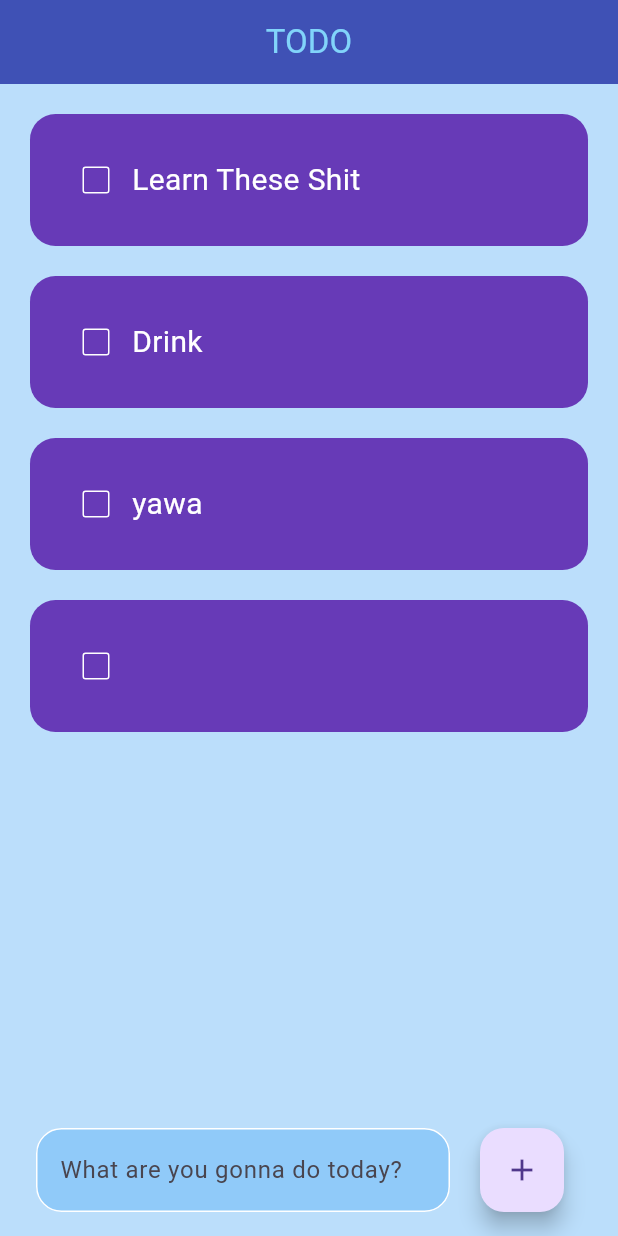
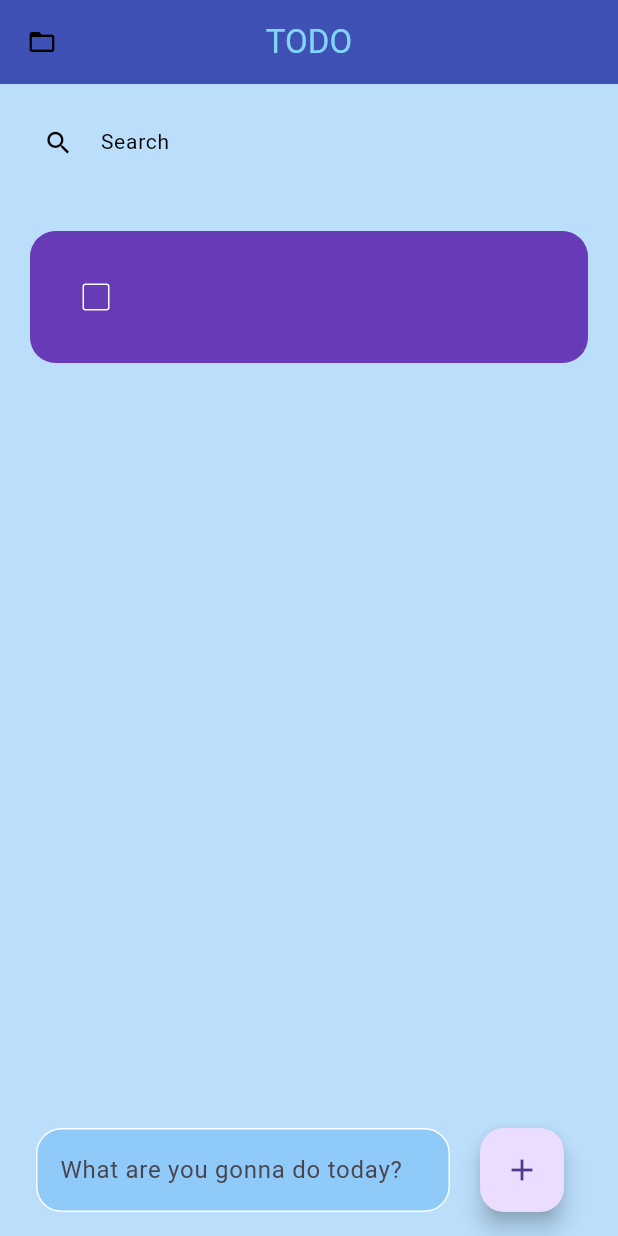
Before and after one commit to DymNomZ/todo_app_5stack, a Flutter app: the screen it shows after launch, after a tap on the "add" icon, on a phone screen of 412 x 824 dp. Run offline on Flutter 3.47's test engine with Material 3 defaults, Android fonts, the phone set to English and light mode, and no system bars; drawn by our look-alikes of flutter_slidable.

Commit message:
Added search and view functions. Working on grouping

```diff
--- a/lib/home_page.dart
+++ b/lib/home_page.dart
@@ -1,38 +1,87 @@
-import 'package:flutter/cupertino.dart';
 import 'package:flutter/material.dart';
-import 'package:todo_app_5stack/utils/todo_list.dart';
+import 'package:todo_app_5stack/group_page.dart';
+import 'package:todo_app_5stack/utils/search_field.dart';
+import 'package:todo_app_5stack/utils/todo_note.dart';
 
 class HomePage extends StatefulWidget {
-  HomePage({super.key});
+
+  static List groupList = ['Main'];
+  static List filteredGroups = [];
+  static String currentGroup = 'Main';
+
+  const HomePage({super.key});
 
   @override
   State<HomePage> createState() => _HomePageState();
 }
 
 class _HomePageState extends State<HomePage> {
-  final _controller = TextEditingController();
-  List toDoList = [
-    ['Learn These Shit', false],
-    ['Drink', false],
-    ['yawa', false],
-  ];
 
-  void checkBoxChanged(int idx){
+  final TextEditingController _titleController = TextEditingController();
+
+  List todoNoteList = [];
+  List filteredTodoNoteList = [];
+  TextEditingController _contentController = TextEditingController();
+  // TextEditingController _folderName = TextEditingController();
+  // bool isMoving = false;
+
+  // fillNoteList(){
+  //   setState(() {
+  //     filteredNotes = noteBox.values.where((note) => note.folder == cf).toList();
+  //   });
+  // }
+
+  // fillFolderList(){
+  //   setState(() {
+  //     filteredFolders = folderBox.values.toList();
+  //   });
+  // }
+
+  // checkFolderBox(){
+  //   if(folderBox.isEmpty) {
+  //     setState(() {
+  //       folderBox.put(0, 'Notes');
+  //     });
+  //   }
+  // }
+
+  @override
+  void initState(){
+    super.initState();
+  }
+
+  void onSearchTextChanged(String searchText) {
     setState(() {
-      toDoList[idx][1] = !toDoList[idx][1];
+      if(searchText.isNotEmpty) {
+          filteredTodoNoteList = todoNoteList
+        .where((todonote) =>
+            (todonote.taskName.toLowerCase().contains(searchText.toLowerCase()) ||
+            (todonote.content.toLowerCase().contains(searchText.toLowerCase())) &&
+            (todonote.groupName == HomePage.currentGroup)))
+        .toList();
+      }
+      else {
+        filteredTodoNoteList = todoNoteList;
+      }
     });
   }
 
   void newTask(){
     setState(() {
-      toDoList.add([_controller.text, false]);
-      _controller.clear();
+      todoNoteList.add(
+        TodoNote(
+          taskName: _titleController.text, taskState: false,
+          deleteItem: deleteTask, groupName: HomePage.currentGroup
+          )
+      );
+      _titleController.clear();
+      filteredTodoNoteList = todoNoteList;
     });
   }
 
-  void deleteTask(int idx){
+  void deleteTask(TodoNote tn){
     setState(() {
-      toDoList.removeAt(idx);
+      todoNoteList.remove(tn);
     });
   }
 
@@ -45,17 +94,37 @@ class _HomePageState extends State<HomePage> {
           centerTitle: true, // Aligns the title in the center
           backgroundColor: Colors.indigo,
           foregroundColor: Colors.lightBlue.shade200,
+          leading: IconButton(
+            onPressed: () {
+              Navigator.push(
+                context,
+                MaterialPageRoute(builder: (context) => GroupPage())
+              );
+            },
+            icon: Icon(
+              Icons.folder_open,
+              color: Colors.black,
+              size: 20
+            )
+          ),
         ),
-        body: ListView.builder(
-          itemCount: toDoList.length,
-          itemBuilder: (BuildContext context, index) {
-            return TodoList(
-              taskName: toDoList[index][0],
-              taskState: toDoList[index][1],
-              onChanged: (value) => checkBoxChanged(index),
-              deleteItem: (context) => deleteTask(index),
-            );
-          },
+        body: Column(
+          crossAxisAlignment: CrossAxisAlignment.center,
+          children: [
+            Padding(
+              padding: const EdgeInsets.all(15.0),
+              child: SearchField(onChanged: onSearchTextChanged)
+            ),
+            Expanded(
+              child: ListView.builder(
+                itemCount: filteredTodoNoteList.length,
+                itemBuilder: (BuildContext context, index) {
+                  TodoNote tn = filteredTodoNoteList[index];
+                  return tn;
+                },
+              ),
+            ),
+          ],
         ),
         floatingActionButton: Padding(
             padding: EdgeInsets.symmetric(horizontal: 20),
@@ -67,7 +136,7 @@ class _HomePageState extends State<HomePage> {
                         horizontal: 20
                     ),
                     child: TextField(
-                      controller: _controller,
+                      controller: _titleController,
                       decoration: InputDecoration(
                         hintText: 'What are you gonna do today?',
                         filled: true,
@@ -92,13 +161,10 @@ class _HomePageState extends State<HomePage> {
                 FloatingActionButton(
                   onPressed: newTask,
                   child: Icon(Icons.add),
-
                 ),
               ],
             )
         )
-
-
     );
   }
 }
--- /dev/null
+++ b/lib/utils/search_field.dart
@@ -0,0 +1,39 @@
+import 'package:flutter/material.dart';
+
+class SearchField extends StatefulWidget {
+
+  final void Function(String) onChanged;
+
+  const SearchField({super.key, required this.onChanged});
+
+  @override
+  State<SearchField> createState() => _SearchFieldState();
+}
+
+class _SearchFieldState extends State<SearchField> {
+  @override
+  Widget build(BuildContext context) {
+    return TextField(
+      onChanged: widget.onChanged,
+      style: TextStyle(fontSize: 14, color: Colors.black),
+      decoration: InputDecoration(
+        contentPadding: const EdgeInsets.symmetric(vertical: 8),
+        hintText: "Search",
+        hintStyle: TextStyle(color: Colors.black),
+        prefixIcon:  Icon(
+          Icons.search,
+          color: Colors.black,
+          size: 20
+        ),
+        fillColor: Colors.transparent,
+        filled: true,
+        focusedBorder: const OutlineInputBorder(
+          borderSide: BorderSide(color: Colors.transparent),
+        ),
+        enabledBorder: const OutlineInputBorder(
+          borderSide: BorderSide(color: Colors.transparent),
+        ),
+      ),
+    );
+  }
+}
--- a/lib/utils/todo_list.dart
+++ /dev/null
@@ -1,68 +0,0 @@
-import 'package:flutter/material.dart';
-import 'package:flutter_slidable/flutter_slidable.dart';
-
-class TodoList extends StatelessWidget {
-  const TodoList(
-      {super.key,
-      required this.taskName,
-      required this.taskState,
-      required this.onChanged,
-      required this.deleteItem});
-
-  final String taskName;
-  final bool taskState;
-  final Function(bool?)? onChanged;
-  final Function(BuildContext)? deleteItem;
-
-  @override
-  Widget build(BuildContext context) {
-    return Padding(
-      padding: const EdgeInsets.only(top: 20, left: 20, right: 20, bottom: 0),
-      child: Slidable(
-        endActionPane: ActionPane(
-            motion: StretchMotion(),
-            children: [
-              SlidableAction(
-                onPressed: deleteItem,
-                icon:Icons.delete,
-                borderRadius: BorderRadius.circular(15),
-                backgroundColor: Colors.redAccent.shade200,
-              ),
-            ]
-        ),
-        child: Container(
-          padding: EdgeInsets.all(20),
-          decoration: BoxDecoration(
-            color: Colors.deepPurple, // Keeps only BoxDecoration's color
-            borderRadius: BorderRadius.circular(17),
-          ),
-          child: Row(
-            children: [
-              Checkbox(
-                value: taskState,
-                onChanged: onChanged,
-                checkColor: Colors.black,
-                activeColor: Colors.white,
-                side: BorderSide(
-                  color: Colors.white,
-                ),
-                // checkColor: Colors.white,
-              ),
-              Text(
-                taskName,
-                style: TextStyle(
-                  color: Colors.white,
-                  fontSize: 20,
-                  decoration: taskState ? TextDecoration.lineThrough : TextDecoration.none,
-                  decorationColor: Colors.redAccent,
-                  decorationThickness: 2,
-                ),
-              ),
-            ],
-          ),
-        ),
-      )
-
-    );
-  }
-}
--- /dev/null
+++ b/lib/utils/todo_note.dart
@@ -0,0 +1,92 @@
+import 'package:flutter/material.dart';
+import 'package:flutter_slidable/flutter_slidable.dart';
+import 'package:todo_app_5stack/todo_note_view.dart';
+
+class TodoNote extends StatefulWidget {
+
+  TodoNote(
+      {super.key,
+      required this.taskName,
+      required this.groupName,
+      required this.taskState,
+      required this.deleteItem});
+
+  String taskName;
+  String content = "";
+  String groupName;
+  bool taskState;
+  Function(TodoNote) deleteItem;
+
+  @override
+  State<TodoNote> createState() => _TodoNoteState();
+}
+
+class _TodoNoteState extends State<TodoNote> {
+  @override
+  Widget build(BuildContext context) {
+    return Padding(
+      padding: const EdgeInsets.only(top: 20, left: 20, right: 20, bottom: 0),
+      child: InkWell(
+        onTap: () {
+          Navigator.push(
+            context,
+            MaterialPageRoute(builder: (context) => TodoNoteView(tn: widget))
+          );
+        },
+        child: Slidable(
+          endActionPane: ActionPane(
+              motion: StretchMotion(),
+              children: [
+                SlidableAction(
+                  onPressed: (context) {
+                    setState(() {
+                      widget.deleteItem(widget);
+                    });
+                  },
+                  icon:Icons.delete,
+                  borderRadius: BorderRadius.circular(15),
+                  backgroundColor: Colors.redAccent.shade200,
+                ),
+              ]
+          ),
+          child: Container(
+            padding: EdgeInsets.all(20),
+            decoration: BoxDecoration(
+              color: Colors.deepPurple, // Keeps only BoxDecoration's color
+              borderRadius: BorderRadius.circular(17),
+            ),
+            child: Row(
+              children: [
+                Checkbox(
+                  value: widget.taskState,
+                  onChanged: (value) {
+                    setState(() {
+                      widget.taskState = !widget.taskState;
+                    });
+                  },
+                  checkColor: Colors.black,
+                  activeColor: Colors.white,
+                  side: BorderSide(
+                    color: Colors.white,
+                  ),
+                  // checkColor: Colors.white,
+                ),
+                Text(
+                  widget.taskName,
+                  style: TextStyle(
+                    color: Colors.white,
+                    fontSize: 20,
+                    decoration: widget.taskState ? TextDecoration.lineThrough : TextDecoration.none,
+                    decorationColor: Colors.redAccent,
+                    decorationThickness: 2,
+                  ),
+                ),
+              ],
+            ),
+          ),
+        ),
+      )
+
+    );
+  }
+}
```
Also changed, not shown: lib/group_page.dart (added, +47 -0 lines), lib/main.dart (+0 -89 lines), lib/todo_note_view.dart (added, +57 -0 lines), pubspec.lock.
